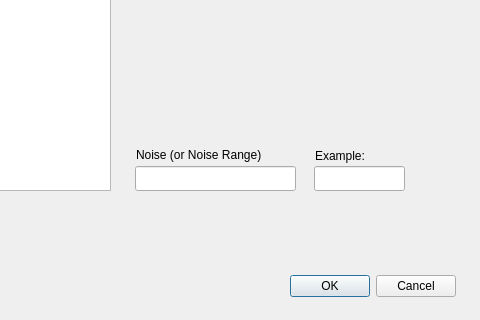
Qt form src/qt_designer_file/dialogAug.ui (rettholzapfel33/Noisey-image) before a commit; both pictures show x 165 to 645 and y 110 to 430 of the 645 by 430 pixel window.
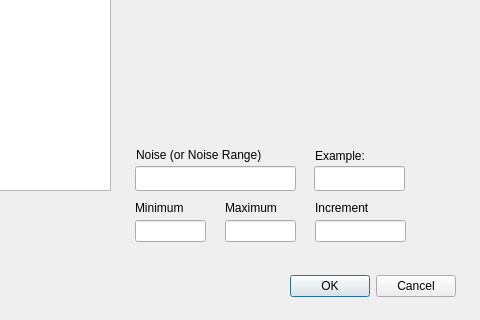
The same form after that commit.

Patch:
```diff
--- a/src/qt_designer_file/dialogAug.ui
+++ b/src/qt_designer_file/dialogAug.ui
@@ -124,6 +124,78 @@
     </rect>
    </property>
   </widget>
+  <widget class="QLineEdit" name="minimum">
+   <property name="geometry">
+    <rect>
+     <x>300</x>
+     <y>330</y>
+     <width>71</width>
+     <height>22</height>
+    </rect>
+   </property>
+   <property name="inputMask">
+    <string/>
+   </property>
+  </widget>
+  <widget class="QLineEdit" name="maximum">
+   <property name="geometry">
+    <rect>
+     <x>390</x>
+     <y>330</y>
+     <width>71</width>
+     <height>22</height>
+    </rect>
+   </property>
+  </widget>
+  <widget class="QLineEdit" name="increment">
+   <property name="geometry">
+    <rect>
+     <x>480</x>
+     <y>330</y>
+     <width>91</width>
+     <height>22</height>
+    </rect>
+   </property>
+  </widget>
+  <widget class="QLabel" name="label_4">
+   <property name="geometry">
+    <rect>
+     <x>300</x>
+     <y>310</y>
+     <width>71</width>
+     <height>16</height>
+    </rect>
+   </property>
+   <property name="text">
+    <string>Minimum</string>
+   </property>
+  </widget>
+  <widget class="QLabel" name="label_6">
+   <property name="geometry">
+    <rect>
+     <x>390</x>
+     <y>310</y>
+     <width>71</width>
+     <height>16</height>
+    </rect>
+   </property>
+   <property name="text">
+    <string>Maximum</string>
+   </property>
+  </widget>
+  <widget class="QLabel" name="label_7">
+   <property name="geometry">
+    <rect>
+     <x>480</x>
+     <y>310</y>
+     <width>91</width>
+     <height>16</height>
+    </rect>
+   </property>
+   <property name="text">
+    <string>Increment</string>
+   </property>
+  </widget>
  </widget>
  <resources/>
  <connections>
```
